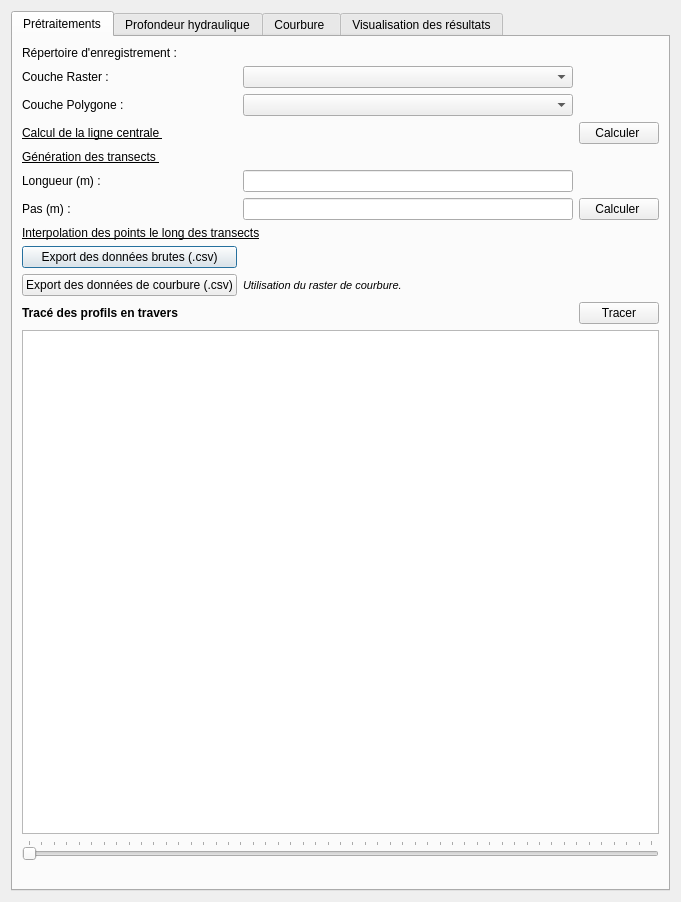
Qt form bankfull_module_jb/bankfull_module_JB_dialog_base.ui (Ville-Eurometropole-Strasbourg/delimitation-du-dpf) before a commit.
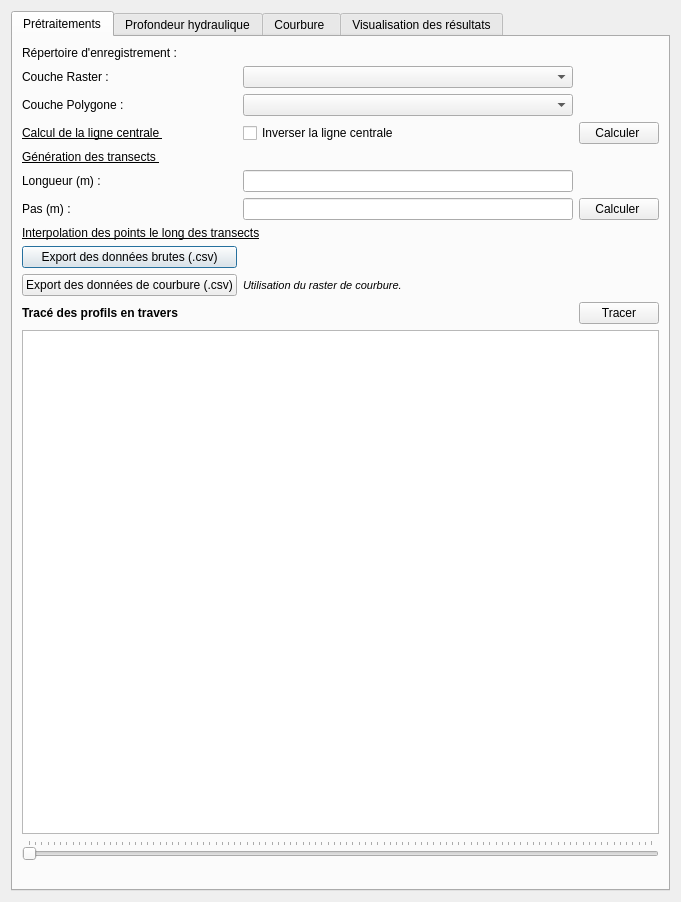
The same form after that commit. Custom widgets are drawn as their Qt base class.

Commit message: Modification méthode de calcul de la ligne centrale / Possibilité d'inverser la ligne en fonction du sens d'écoulement

The edit to the form file:
```diff
--- a/bankfull_module_jb/bankfull_module_JB_dialog_base.ui
+++ b/bankfull_module_jb/bankfull_module_JB_dialog_base.ui
@@ -226,7 +226,7 @@
        <item row="15" column="1" colspan="4">
         <widget class="QSlider" name="horizontalSlider_visualisation_transects">
          <property name="maximum">
-          <number>50</number>
+          <number>100</number>
          </property>
          <property name="orientation">
           <enum>Qt::Horizontal</enum>
@@ -239,6 +239,13 @@
          </property>
         </widget>
        </item>
+       <item row="3" column="3">
+        <widget class="QCheckBox" name="checkBox_inverser_centerline">
+         <property name="text">
+          <string>Inverser la ligne centrale </string>
+         </property>
+        </widget>
+       </item>
       </layout>
      </widget>
      <widget class="QWidget" name="tab_Prof_Hydraulique">
```
Left out of the diff: 6 changed lines with no effect on the pictures. The commit also changes 4 other files.
